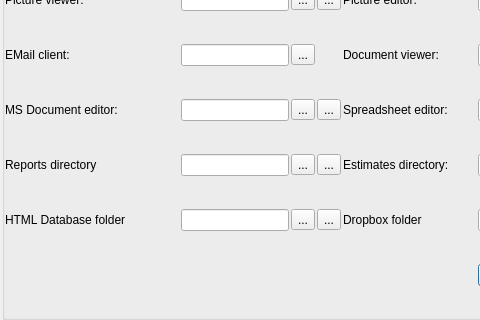
First picture: the form in VivenciaManager3/configdialog.ui, repository vivencia/VivenciaManager3, before the edit; both pictures show x 0 to 480 and y 166 to 486 of the 641 by 486 pixel window.
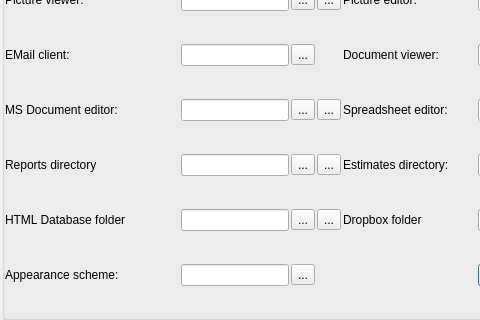
Second picture: the form after the edit. Icons and pictures are not drawn. Custom widgets are drawn as their Qt base class.

The edit to the form file:
```diff
--- a/VivenciaManager3/configdialog.ui
+++ b/VivenciaManager3/configdialog.ui
@@ -1189,6 +1189,27 @@
     	    	  </property>
     	    	 </widget>
     	    	</item>
+        <item row="10" column="0">
+         <widget class="QLabel" name="lblCfgScheme">
+          <property name="text">
+           <string>Appearance scheme:</string>
+          </property>
+         </widget>
+        </item>
+        <item row="10" column="1">
+         <widget class="vmLineEdit" name="txtCfgScheme"/>
+        </item>
+        <item row="10" column="2">
+         <widget class="QToolButton" name="btnCfgScheme">
+          <property name="text">
+           <string>...</string>
+          </property>
+          <property name="icon">
+           <iconset theme="preferences-desktop-theme">
+            <normaloff>.</normaloff>.</iconset>
+          </property>
+         </widget>
+        </item>
     	   </layout>
     	  </widget>
     	 </item>
```
Left out of the diff: 7 changed lines with no effect on the pictures. Lines whose indentation alone changed are shown as unchanged.
